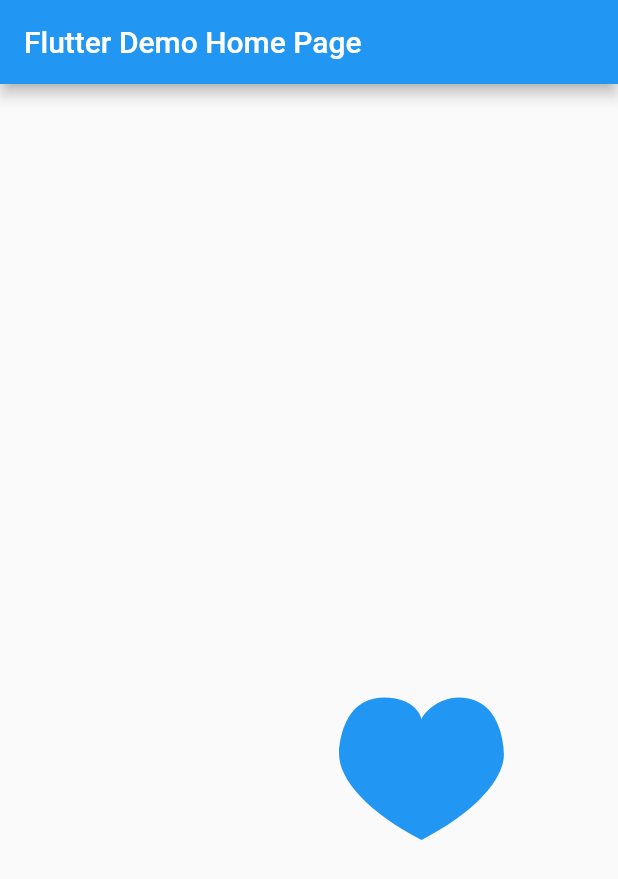
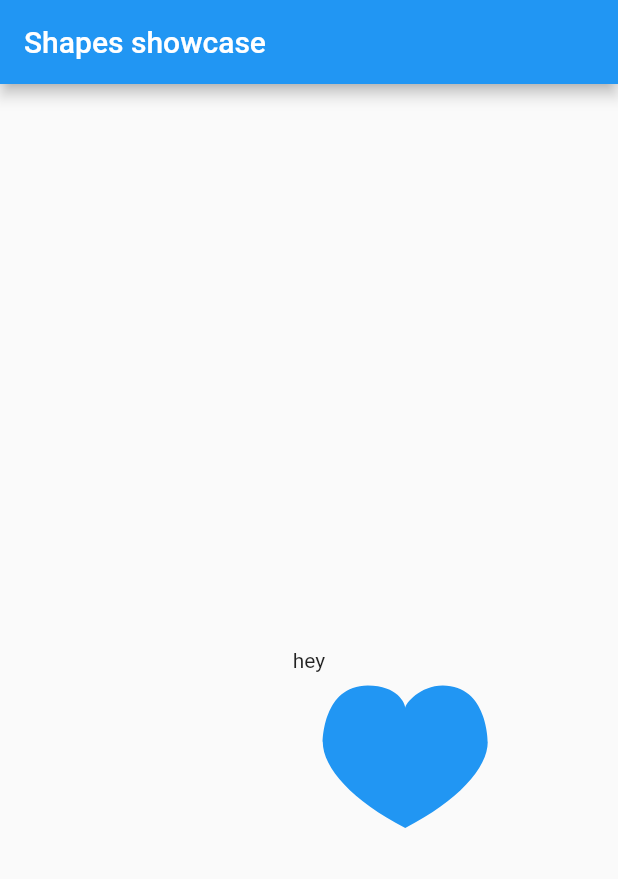
Before and after one commit to sachaarbonel/shapes.flutter, a Flutter app: the screen it shows after launch, on a phone screen of 412 x 824 dp. Shown: the top 879 px of the screen. Run offline on Flutter 3.47's test engine with Material 2 defaults, Android fonts, the phone set to English and light mode, and no system bars.

Commit message:
support for child

```diff
--- a/example/lib/main.dart
+++ b/example/lib/main.dart
@@ -11,38 +11,23 @@ class MyApp extends StatelessWidget {
       theme: ThemeData(
         primarySwatch: Colors.blue,
       ),
-      home: MyHomePage(title: 'Flutter Demo Home Page'),
+      home: MyHomePage(),
     );
   }
 }
 
-class MyHomePage extends StatefulWidget {
-  MyHomePage({Key key, this.title}) : super(key: key);
-
-  final String title;
-
-  @override
-  _MyHomePageState createState() => _MyHomePageState();
-}
-
-class _MyHomePageState extends State<MyHomePage> {
-  int _counter = 0;
-
-  void _incrementCounter() {
-    setState(() {
-      _counter++;
-    });
-  }
-
+class MyHomePage extends StatelessWidget {
   @override
   Widget build(BuildContext context) {
     return Scaffold(
         appBar: AppBar(
-          title: Text(widget.title),
+          title: Text('Shapes showcase'),
         ),
         body: Center(
-          child:
-              Shapes(shape: Shape.heart, style: ShapeStyle(color: Colors.blue)),
+          child: Shapes(
+              shape: Shape.heart,
+              style: ShapeStyle(color: Colors.blue),
+              child: Text('hey')),
         ));
   }
 }
--- a/example/pubspec.yaml
+++ b/example/pubspec.yaml
@@ -14,13 +14,11 @@ description: A new Flutter project.
 version: 1.0.0+1
 
 environment:
-  sdk: '>=2.5.0 <3.0.0'
+  sdk: ">=2.1.0 <3.0.0"
 
 dependencies:
   flutter:
     sdk: flutter
-  shapes:
-    path: ../
 
   # The following adds the Cupertino Icons font to your application.
   # Use with the CupertinoIcons class for iOS style icons.
@@ -29,6 +27,8 @@ dependencies:
 dev_dependencies:
   flutter_test:
     sdk: flutter
+  shapes:
+    path: ../
 
 
 # For information on the generic Dart part of this file, see the
--- a/lib/src/shapes_base.dart
+++ b/lib/src/shapes_base.dart
@@ -4,12 +4,13 @@ import 'package:flutter/material.dart';
 class Shapes extends StatelessWidget {
   final Shape shape;
   final ShapeStyle style;
-  Shapes({this.shape, this.style});
+  final Widget child;
+  Shapes({this.shape, this.style, this. child});
   @override
   Widget build(BuildContext context) {
     return CustomPaint(
         painter: _ShapeCustomPainter(
-            shape: ShapesCollection.getShape[shape], style: style));
+            shape: ShapesCollection.getShape[shape], style: style),child: child,);
   }
 }
 
@@ -54,12 +55,6 @@ class _ShapeCustomPainter extends CustomPainter {
     final paint = Paint()..color = style.color;
     canvas.drawPath(shape, paint);
   }
-
-  // Since this Sky painter has no fields, it always paints
-  // the same thing and semantics information is the same.
-  // Therefore we return false here. If we had fields (set
-  // from the constructor) then we would return true if any
-  // of them differed from the same fields on the oldDelegate.
   @override
   bool shouldRepaint(_ShapeCustomPainter oldDelegate) => false;
   @override
--- a/pubspec.yaml
+++ b/pubspec.yaml
@@ -10,7 +10,7 @@ environment:
 dependencies:
   flutter:
     sdk: flutter
-  flutter_gradients: ^0.0.3
+  # flutter_gradients: ^0.0.3
 
 dev_dependencies:
   pedantic: ^1.8.0
```
